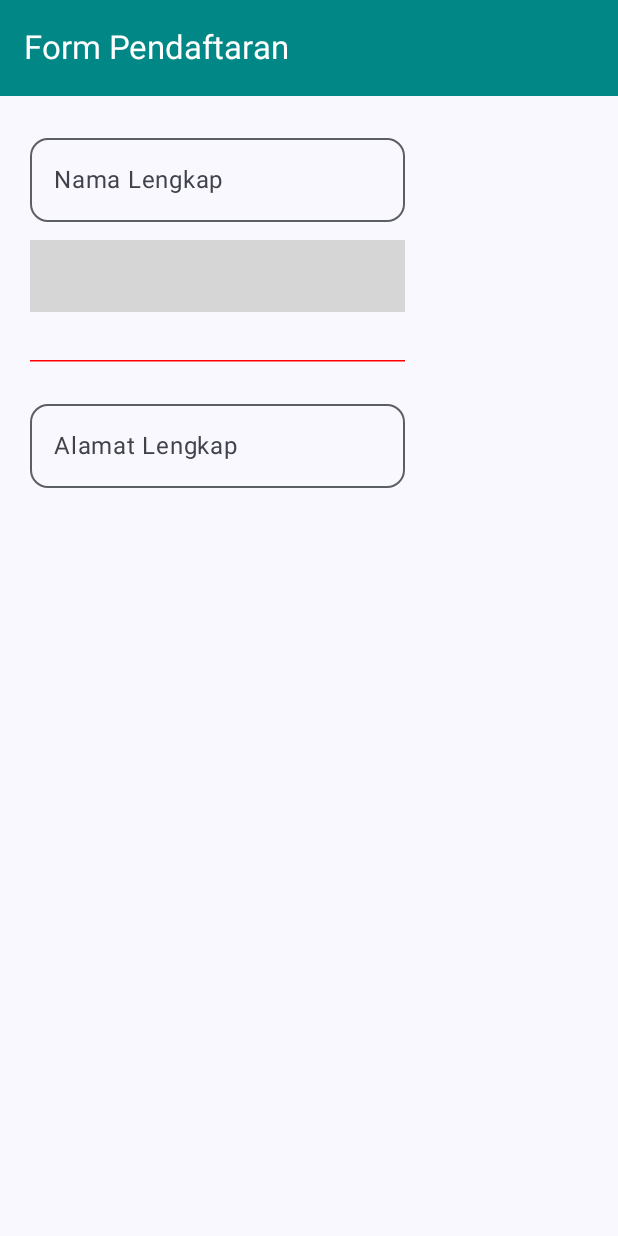
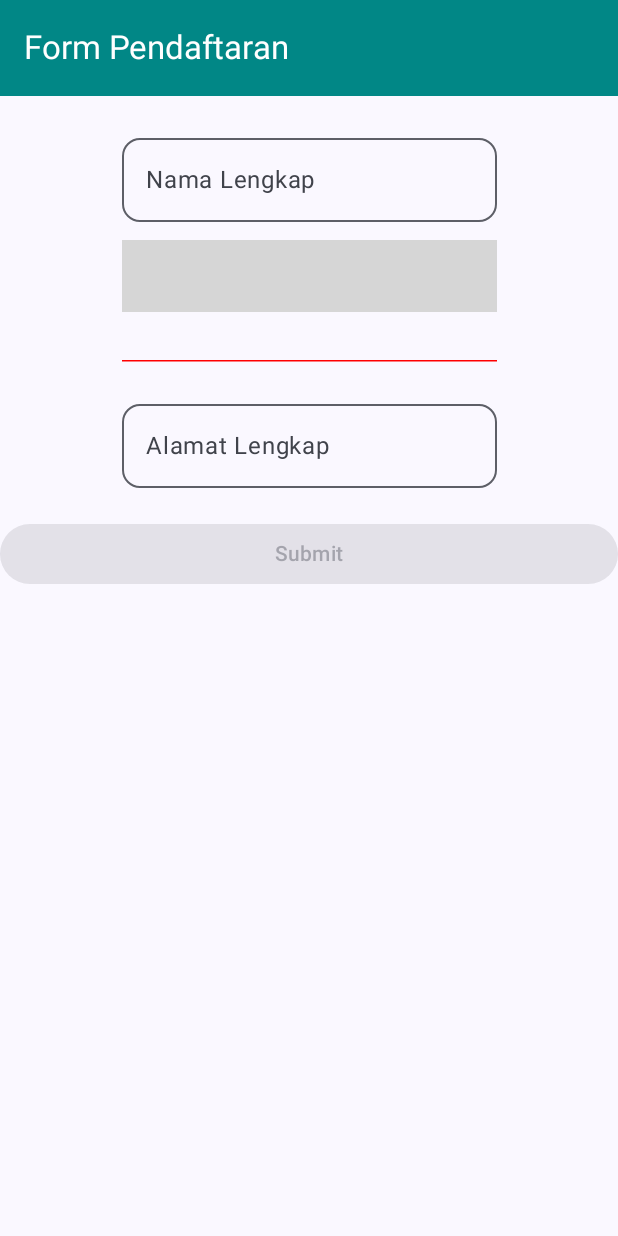
Before and after one commit to syafiraarif/Quest6_194, an Android app built with Jetpack Compose: the composable FormSiswa called with empty values, on a phone screen of 412 x 824 dp. Run offline under Robolectric (Android 15) with nearby library versions, the phone set to English and light mode, and no system bars; 1 statement that could not run was skipped; grey boxes are pictures that could not be loaded.

Commit message:
membuat komponen button

```diff
--- a/app/src/main/java/com/example/quest6_194/view/FormSiswa.kt
+++ b/app/src/main/java/com/example/quest6_194/view/FormSiswa.kt
@@ -3,7 +3,10 @@ package com.example.quest6_194.view
 import androidx.compose.foundation.layout.Arrangement
 import androidx.compose.foundation.layout.Column
 import androidx.compose.foundation.layout.Row
+import androidx.compose.foundation.layout.Spacer
 import androidx.compose.foundation.layout.fillMaxSize
+import androidx.compose.foundation.layout.fillMaxWidth
+import androidx.compose.foundation.layout.height
 import androidx.compose.foundation.layout.padding
 import androidx.compose.foundation.layout.width
 import androidx.compose.foundation.selection.selectable
@@ -115,7 +118,15 @@ fun FormSiswa (
                     txtAlamat = it
                 }
             )
+            Spacer(modifier = Modifier.height(height = 20.dp))
 
+            Button(
+                modifier = Modifier.fillMaxWidth(1f),
+                enabled = txtAlamat.isNotEmpty(),
+                onClick = {OnSubmitButtonClicked(listData)}
+            ) {
+                Text (text = stringResource(R.string.submit))
+            }
         }
     }
 }
```
